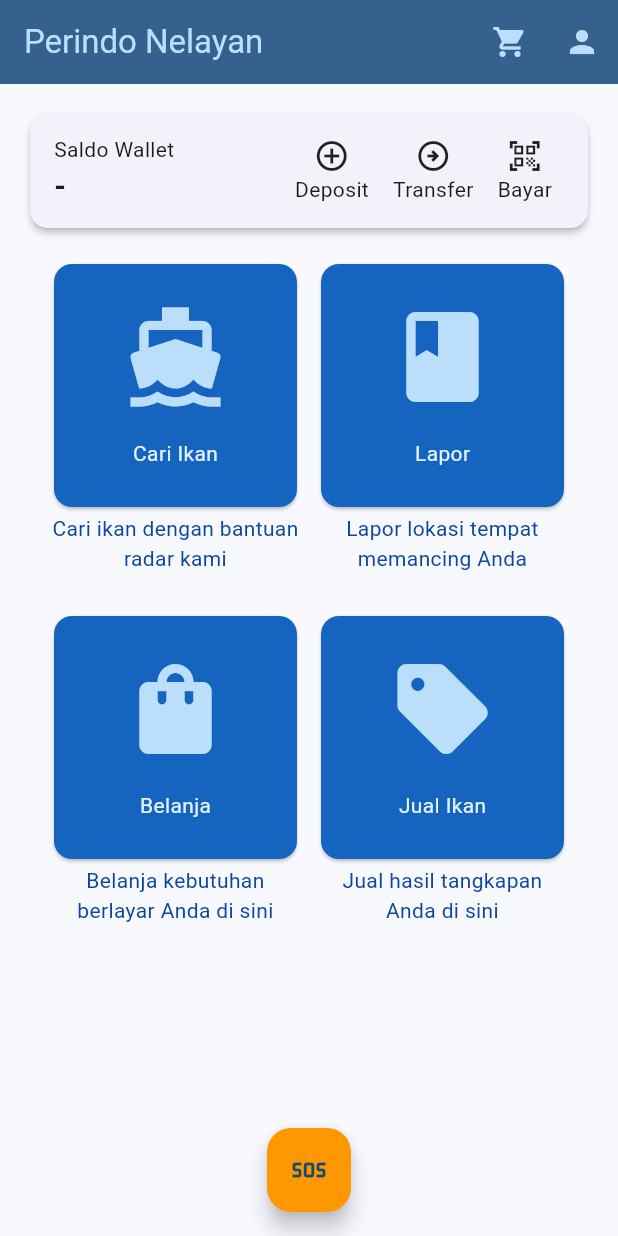
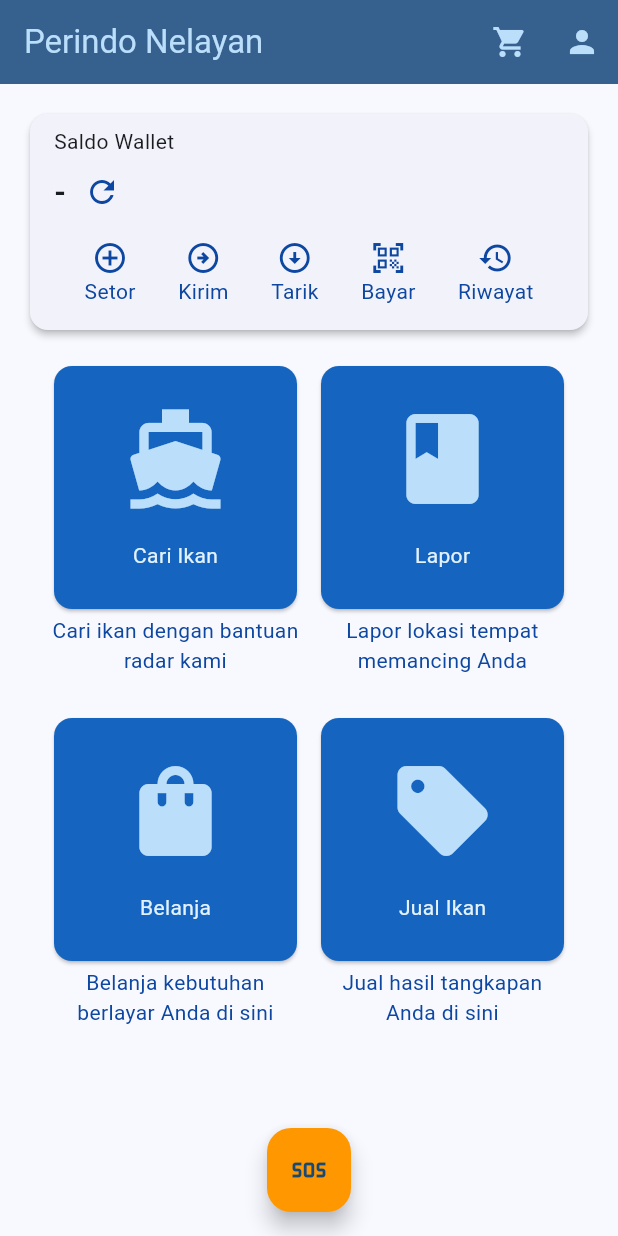
Before and after one commit to nfathoni79/nelayan-coba, a Flutter app: the HomeScreen screen opened directly, on a phone screen of 412 x 824 dp. Run offline on Flutter 3.47's test engine with Material 2 defaults, Android fonts, the phone set to English and light mode, and no system bars; our stand-ins replace carousel_slider, dropdown_search, shared_preferences; accounts and stored records are empty; network calls fail.

Commit message:
WIP Deposit

```diff
--- /dev/null
+++ b/lib/model/deposit.dart
@@ -0,0 +1,30 @@
+import 'dart:core';
+
+class Deposit {
+  const Deposit({
+    required this.id,
+    required this.createdAt,
+    required this.expiredAt,
+    required this.status,
+    required this.ref,
+    required this.paymentLink,
+  });
+
+  factory Deposit.fromJson(Map<String, dynamic> json) {
+    return Deposit(
+      id: json['id'],
+      createdAt: DateTime.parse(json['created_at']),
+      expiredAt: DateTime.parse(json['expired_at']),
+      status: json['status'],
+      ref: json['ref'],
+      paymentLink: json['payment_link'],
+    );
+  }
+
+  final String id;
+  final DateTime createdAt;
+  final DateTime expiredAt;
+  final String status;
+  final String ref;
+  final String paymentLink;
+}
--- a/lib/view/screen/home_screen.dart
+++ b/lib/view/screen/home_screen.dart
@@ -4,6 +4,7 @@ import 'package:nelayan_coba/service/fishon_service.dart';
 import 'package:nelayan_coba/util/my_strings.dart';
 import 'package:nelayan_coba/util/my_utils.dart';
 import 'package:nelayan_coba/view/screen/cart_screen.dart';
+import 'package:nelayan_coba/view/screen/deposit_screen.dart';
 import 'package:nelayan_coba/view/screen/mart_screen.dart';
 import 'package:nelayan_coba/view/screen/profile_screen.dart';
 import 'package:nelayan_coba/view/screen/sell_screen.dart';
@@ -126,9 +127,6 @@ class _HomeScreenState extends State<HomeScreen> {
       elevation: 2,
       child: Container(
         padding: const EdgeInsets.fromLTRB(16, 8, 16, 8),
-        child: Row(
-          children: [
-            Expanded(
         child: Column(
           crossAxisAlignment: CrossAxisAlignment.start,
           children: [
@@ -138,14 +136,8 @@ class _HomeScreenState extends State<HomeScreen> {
                   // color: Colors.blue.shade50,
                   ),
             ),
-                  // Text(
-                  //   '1.635.500',
-                  //   style: TextStyle(
-                  //     fontWeight: FontWeight.bold,
-                  //     fontSize: 20,
-                  //     // color: Colors.blue.shade50,
-                  //   ),
-                  // ),
+            Row(
+              children: [
                 FutureBuilder<SeaseedUser>(
                   future: _futureSeaseedUser,
                   builder: (context, snapshot) {
@@ -172,19 +164,34 @@ class _HomeScreenState extends State<HomeScreen> {
                     return const CircularProgressIndicator();
                   },
                 ),
+                IconButton(
+                  onPressed: () => setState(() {
+                    _futureSeaseedUser = FishonService.getSeaseedUser();
+                  }),
+                  icon: Icon(
+                    Icons.refresh,
+                    color: Colors.blue.shade900,
+                  ),
+                ),
               ],
             ),
-            ),
+            Row(
+              mainAxisAlignment: MainAxisAlignment.spaceEvenly,
+              children: [
                 MenuButton(
                   iconData: Icons.add_circle_outline,
-              title: 'Deposit',
+                  title: 'Setor',
+                  color: Colors.blue.shade900,
                   // color: Colors.blue.shade50,
                   // splashColor: Colors.blue,
-              onTap: () => _showUnavailableSnackbar(context),
+                  onTap: () => Navigator.of(context).push(MaterialPageRoute(
+                    builder: (context) => const DepositScreen(),
+                  )),
                 ),
                 MenuButton(
                   iconData: Icons.arrow_circle_right_outlined,
-              title: 'Transfer',
+                  title: 'Kirim',
+                  color: Colors.blue.shade900,
                   // color: Colors.blue.shade50,
                   // splashColor: Colors.blue,
                   onTap: () => Navigator.of(context).push(MaterialPageRoute(
@@ -192,11 +199,30 @@ class _HomeScreenState extends State<HomeScreen> {
                   )),
                 ),
                 MenuButton(
-              iconData: Icons.qr_code_scanner,
-              title: 'Bayar',
+                  iconData: Icons.arrow_circle_down_outlined,
+                  title: 'Tarik',
+                  color: Colors.blue.shade900,
                   // color: Colors.blue.shade50,
                   // splashColor: Colors.blue,
                   onTap: () => _showUnavailableSnackbar(context),
+                ),
+                MenuButton(
+                  iconData: Icons.qr_code_scanner,
+                  title: 'Bayar',
+                  color: Colors.blue.shade900,
+                  // color: Colors.blue.shade50,
+                  // splashColor: Colors.blue,
+                  onTap: () => _showUnavailableSnackbar(context),
+                ),
+                MenuButton(
+                  iconData: Icons.history,
+                  title: 'Riwayat',
+                  color: Colors.blue.shade900,
+                  // color: Colors.blue.shade50,
+                  // splashColor: Colors.blue,
+                  onTap: () => _showUnavailableSnackbar(context),
+                ),
+              ],
             ),
           ],
         ),
--- a/lib/view/screen/transfer_screen.dart
+++ b/lib/view/screen/transfer_screen.dart
@@ -22,7 +22,7 @@ class _TransferScreenState extends State<TransferScreen> {
       appBar: AppBar(
         backgroundColor: Theme.of(context).colorScheme.primary,
         foregroundColor: Theme.of(context).colorScheme.onPrimary,
-        title: const Text('Transfer'),
+        title: const Text('Kirim'),
       ),
       body: Container(
         padding: const EdgeInsets.fromLTRB(16, 8, 16, 8),
@@ -64,7 +64,7 @@ class _TransferScreenState extends State<TransferScreen> {
                     ),
                     const SizedBox(height: 16),
                     const MyTextFormField(
-                      labelText: 'Nominal Transfer',
+                      labelText: 'Nominal Kirim',
                       suffixText: 'IDR',
                       keyboardType: TextInputType.number,
                       textInputAction: TextInputAction.next,
@@ -88,7 +88,7 @@ class _TransferScreenState extends State<TransferScreen> {
                 foregroundColor: Colors.blue.shade50,
                 elevation: 2,
               ),
-              child: const Text('Transfer'),
+              child: const Text('Kirim'),
             ),
           ],
         ),
--- a/pubspec.yaml
+++ b/pubspec.yaml
@@ -41,6 +41,7 @@ dependencies:
   intl: ^0.18.1
   http: ^1.0.0
   shared_preferences: ^2.1.2
+  url_launcher: ^6.1.11
 
 dev_dependencies:
   flutter_test:
```
Also changed, not shown: lib/service/fishon_service.dart (+27 -0 lines), lib/view/screen/deposit_screen.dart (added, +135 -0 lines), pubspec.lock. Lines whose indentation alone changed are shown as unchanged.
